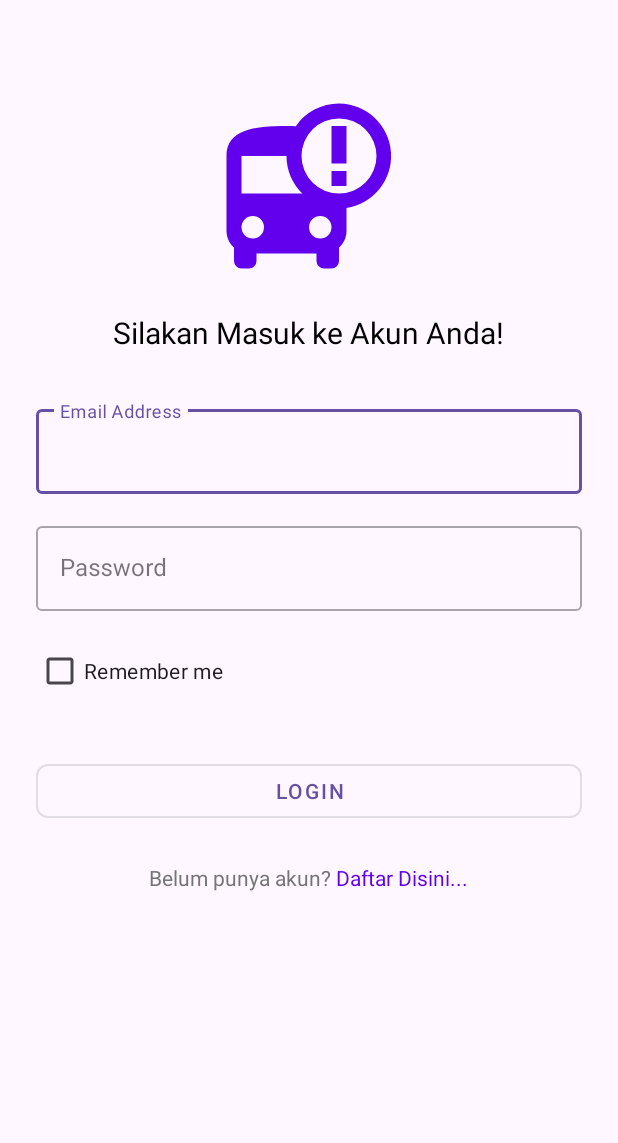
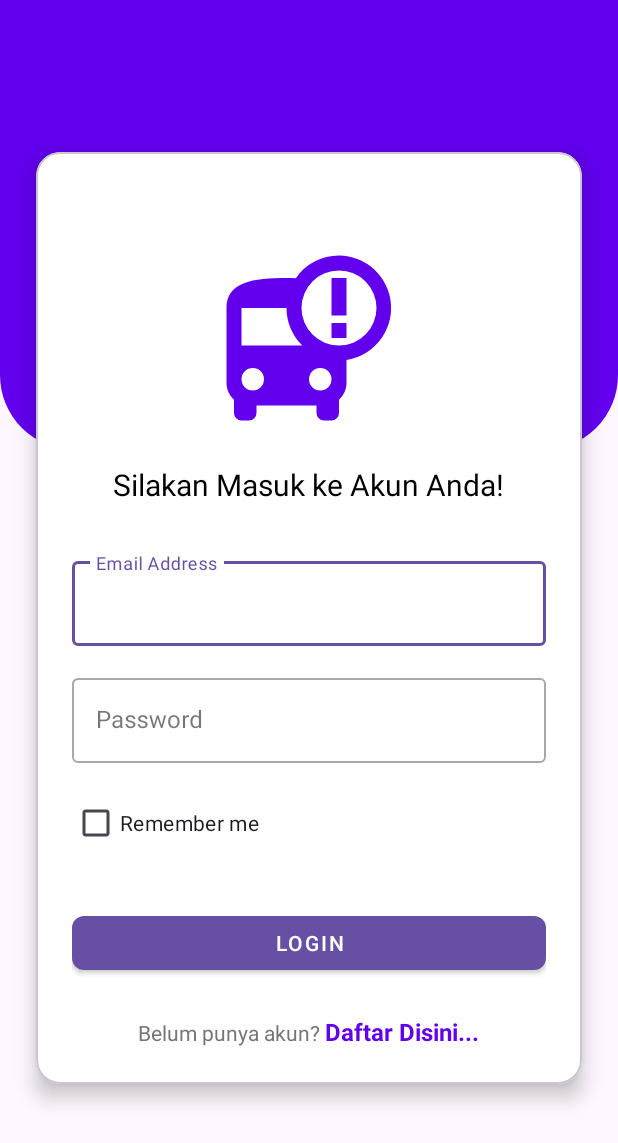
Before and after one commit to NDP4/Startup-mobile, an Android app: the LoginActivity screen opened directly, with no data from a screen before it, on a phone screen of 412 x 824 dp. Shown: the top 1143 px of the screen. Run offline under Robolectric (Android 15) with nearby library versions, the phone set to English and light mode, and no system bars.

Commit message:
modifikasi Halaman Login dan register

```diff
--- /dev/null
+++ b/app/src/main/res/drawable/bg_gradient.xml
@@ -0,0 +1,8 @@
+<?xml version="1.0" encoding="utf-8"?>
+<shape xmlns:android="http://schemas.android.com/apk/res/android">
+    <solid android:color="@color/primaryColor"/>
+
+    <corners android:bottomLeftRadius="50dp"
+        android:bottomRightRadius="50dp" />
+    <size android:width="10dp" android:height="10dp"/>
+</shape>
--- a/app/src/main/res/layout/activity_login.xml
+++ b/app/src/main/res/layout/activity_login.xml
@@ -1,9 +1,28 @@
 <?xml version="1.0" encoding="utf-8"?>
-<LinearLayout
+<RelativeLayout
     xmlns:android="http://schemas.android.com/apk/res/android"
     xmlns:app="http://schemas.android.com/apk/res-auto"
     android:layout_width="match_parent"
     android:layout_height="match_parent"
+    android:orientation="vertical">
+
+    <View
+        android:layout_width="match_parent"
+        android:layout_height="300dp"
+        android:background="@drawable/bg_gradient"/>
+
+    <com.google.android.material.card.MaterialCardView
+        android:layout_width="match_parent"
+        android:layout_height="wrap_content"
+        android:layout_margin="24dp"
+        android:backgroundTint="@color/white"
+        android:layout_centerInParent="true"
+        app:cardCornerRadius="16dp"
+        app:cardElevation="8dp">
+
+        <LinearLayout
+            android:layout_width="match_parent"
+            android:layout_height="wrap_content"
             android:orientation="vertical"
             android:padding="24dp">
 
@@ -67,7 +86,7 @@
                 android:text="Login"
                 app:cornerRadius="8dp"
                 app:iconPadding="8dp"
-        style="@style/Widget.MaterialComponents.Button.OutlinedButton"/>
+                style="@style/Widget.MaterialComponents.Button"/>
 
             <LinearLayout
                 android:layout_width="wrap_content"
@@ -92,3 +111,7 @@
             </LinearLayout>
 
         </LinearLayout>
+
+    </com.google.android.material.card.MaterialCardView>
+
+</RelativeLayout>
--- a/app/src/main/res/values/style.xml
+++ b/app/src/main/res/values/style.xml
@@ -1,8 +1,10 @@
 <?xml version="1.0" encoding="utf-8"?>
 <resources>
-    <style name="ClickableText">
+    <style name="ClickableText" parent="TextAppearance.AppCompat">
         <item name="android:clickable">true</item>
         <item name="android:focusable">true</item>
         <item name="android:background">?attr/selectableItemBackground</item>
+        <item name="android:textSize">16sp</item>
+        <item name="android:textStyle">bold</item>
     </style>
 </resources>
```
Also changed, not shown: app/src/main/res/layout/activity_register.xml (+24 -1 lines). Lines whose indentation alone changed are shown as unchanged.
